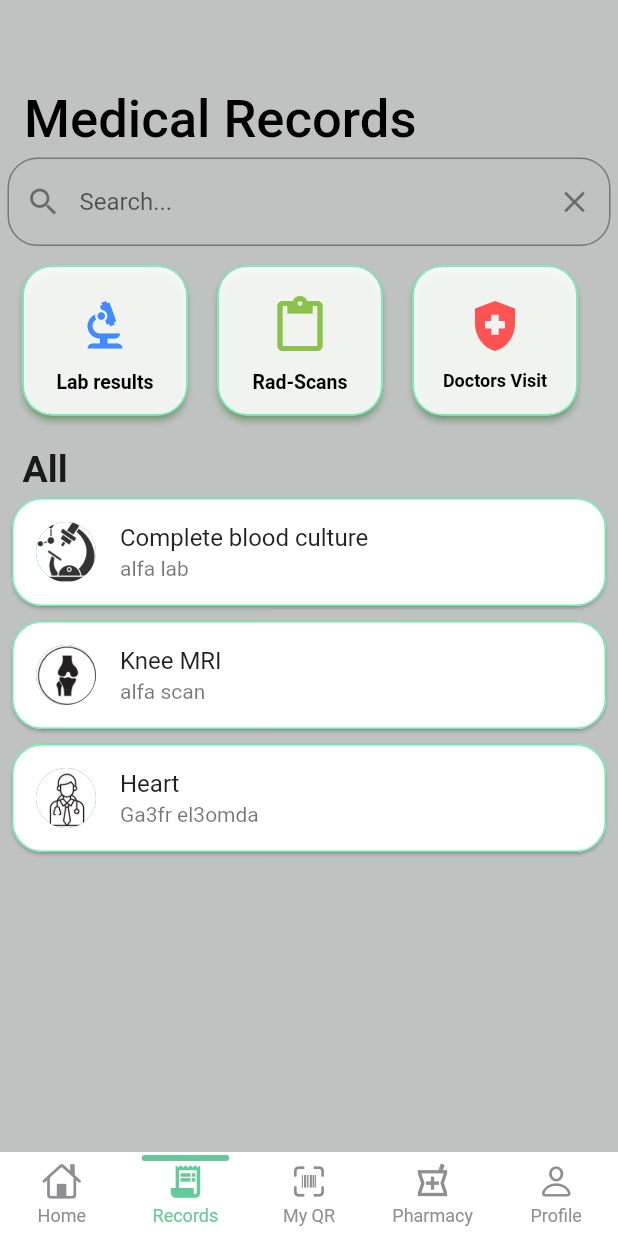
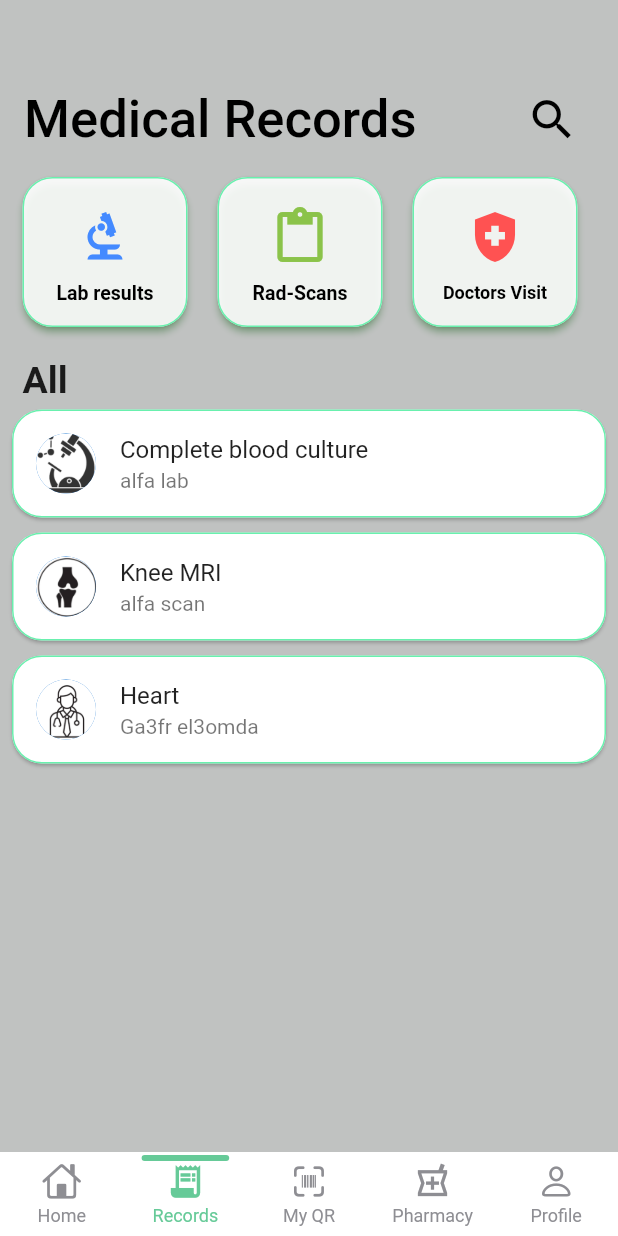
Before and after one commit to ahmedosama8/Grad_Project, a Flutter app: the screen it shows after launch, item 2 of the bottom bar chosen, on a phone screen of 412 x 824 dp. Run offline on Flutter 3.47's test engine with Material 2 defaults, Android fonts, the light colour scheme and no system bars; drawn by our look-alikes of persistent_bottom_nav_bar; our stand-ins replace firebase_auth, firebase_core, google_fonts, smooth_page_indicator; accounts and stored records are empty; network calls fail.

Commit message:
search bar is done :+1:

```diff
--- a/mobile_app/lib/pages/my_medical_records.dart
+++ b/mobile_app/lib/pages/my_medical_records.dart
@@ -4,6 +4,8 @@ import 'package:mobile_app/pages/all_menu.dart';
 import 'package:mobile_app/pages/doctor_visit.dart';
 import 'package:mobile_app/pages/lab_results.dart';
 import 'package:mobile_app/pages/rad_scans.dart';
+
+import '../classes/customSearchDelegate.dart';
 
 class My_Medical_Records extends StatefulWidget {
   const My_Medical_Records({super.key});
@@ -49,12 +51,28 @@ class _My_Medical_RecordsState extends State<My_Medical_Records> {
       appBar: AppBar(
         title: Padding(
           padding: const EdgeInsets.fromLTRB(0, 60, 0, 0),
-          child: Text(
-            'Medical Records',
-            style: TextStyle(
-              color: Colors.black,
-              fontSize: 35,
-            ),
+          child: Row(
+            children: [
+              Text(
+                'Medical Records',
+                style: TextStyle(
+                  color: Colors.black,
+                  fontSize: 35,
+                ),
+              ),
+              SizedBox(
+                width: 65,
+              ),
+              IconButton(
+                onPressed: () {
+                  showSearch(
+                      context: context, delegate: CustomSearchDelegate());
+                },
+                icon: Icon(Icons.search),
+                color: Colors.black,
+                iconSize: 35,
+              )
+            ],
           ),
         ),
         backgroundColor: Colors.transparent,
@@ -66,23 +84,6 @@ class _My_Medical_RecordsState extends State<My_Medical_Records> {
           SingleChildScrollView(
             child: Padding(
               padding: const EdgeInsets.all(5.0),
-              child: TextField(
-                onSubmitted: (value) {
-                  print(_searchController.text);
-                },
-                controller: _searchController,
-                decoration: InputDecoration(
-                  hintText: 'Search...',
-                  suffixIcon: IconButton(
-                    icon: Icon(Icons.clear),
-                    onPressed: () => _searchController.clear(),
-                  ),
-                  prefixIcon: Icon(Icons.search),
-                  border: OutlineInputBorder(
-                    borderRadius: BorderRadius.circular(20.0),
-                  ),
-                ),
-              ),
             ),
           ),
           Padding(
```
Also changed, not shown: mobile_app/lib/classes/customSearchDelegate.dart (added, +108 -0 lines).
